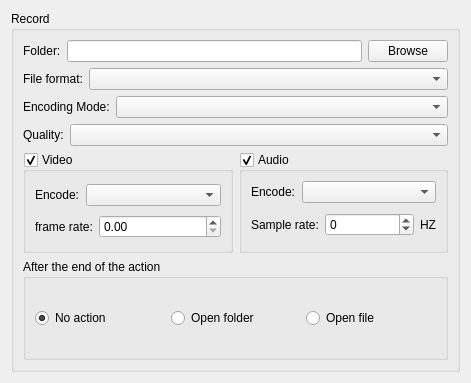
Above: Src/ParameterCompone/ParameterRecordUI.ui from KangLin/RabbitRemoteControl before the change. Below: the same form after it.
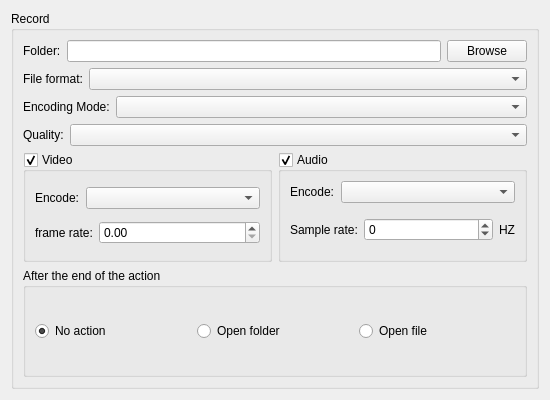
That is the form after the change.

What changed in the file:
```diff
--- a/Src/ParameterCompone/ParameterRecordUI.ui
+++ b/Src/ParameterCompone/ParameterRecordUI.ui
@@ -6,8 +6,8 @@
    <rect>
     <x>0</x>
     <y>0</y>
-    <width>471</width>
-    <height>383</height>
+    <width>550</width>
+    <height>400</height>
    </rect>
   </property>
   <property name="windowTitle">
```
